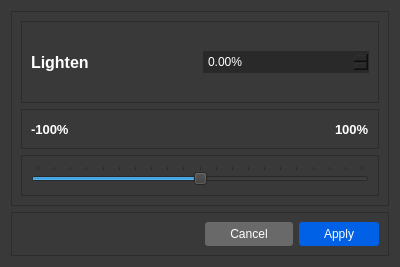
idrisT11/Image-Editor, file Popups/LightenPopup/lightenpopup.ui: the form before one commit.
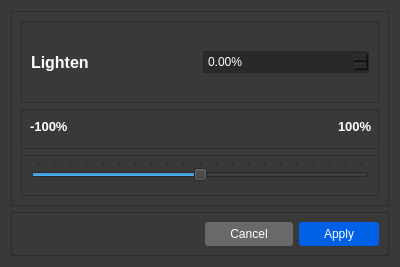
The form after the commit.

Diff of the .ui file:
```diff
--- a/Popups/LightenPopup/lightenpopup.ui
+++ b/Popups/LightenPopup/lightenpopup.ui
@@ -91,6 +91,18 @@
          <enum>QFrame::Raised</enum>
         </property>
         <layout class="QHBoxLayout" name="horizontalLayout_4">
+         <property name="leftMargin">
+          <number>8</number>
+         </property>
+         <property name="topMargin">
+          <number>0</number>
+         </property>
+         <property name="rightMargin">
+          <number>6</number>
+         </property>
+         <property name="bottomMargin">
+          <number>6</number>
+         </property>
          <item>
           <widget class="QLabel" name="label_2">
            <property name="font">
@@ -148,6 +160,12 @@
          <enum>QFrame::Raised</enum>
         </property>
         <layout class="QHBoxLayout" name="horizontalLayout_3" stretch="0">
+         <property name="spacing">
+          <number>3</number>
+         </property>
+         <property name="topMargin">
+          <number>0</number>
+         </property>
          <item>
           <widget class="QSlider" name="lightenSlider">
            <property name="maximum">
```
